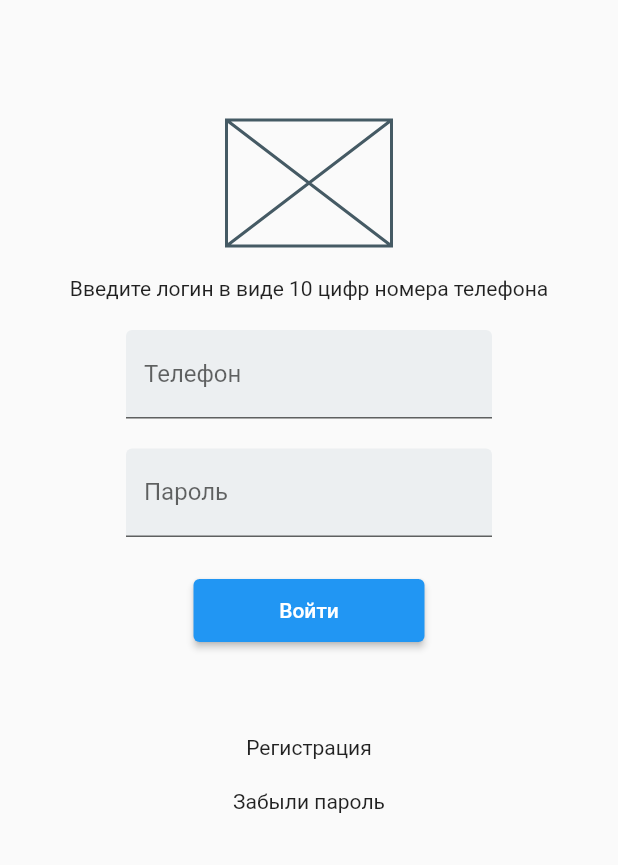
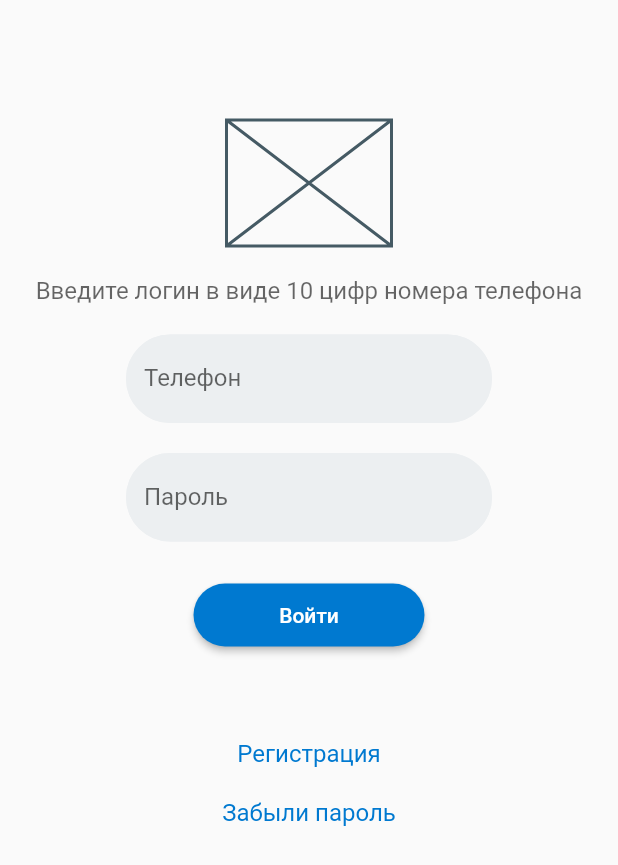
Before and after one commit to Arhe1/app2, a Flutter app: the screen it shows after launch, on a phone screen of 412 x 824 dp. Shown: the top 865 px of the screen. Run offline on Flutter 3.47's test engine with Material 2 defaults, Android fonts, the phone set to English and light mode, and no system bars.

Commit message:
добавил стилизацию форм авторизации

```diff
--- a/lib/main.dart
+++ b/lib/main.dart
@@ -8,6 +8,18 @@ class MyApp extends StatelessWidget {
   // This widget is the root of your application.
   @override
   Widget build(BuildContext context) {
+    const borderStyle = OutlineInputBorder(
+      borderRadius: BorderRadius.all(Radius.circular(36)),
+      borderSide: BorderSide(
+        color: const Color(0xFFeceff1), width: 2));
+
+
+    const linkTextStyle = TextStyle(
+      fontSize: 16,
+        color: Color(0xFF0079D0),
+    );
+
+
     return MaterialApp(
       home: Scaffold(
         body:Container(
@@ -16,13 +28,16 @@ class MyApp extends StatelessWidget {
             SizedBox(height: 80,),
             SizedBox(width: 110, height: 84, child: Placeholder(),),
             SizedBox(height: 20,),
-            Text('Введите логин в виде 10 цифр номера телефона'),
+            Text('Введите логин в виде 10 цифр номера телефона',
+            style: TextStyle(fontSize: 16, color: Color.fromRGBO(0, 0, 0, 0.6)),),
             SizedBox(height: 20,),
             SizedBox(width: 244,
               child: TextField(
                 decoration: InputDecoration(
                   filled: true,
                   fillColor: Color(0xFFeceff1),
+                  enabledBorder: borderStyle,
+                  focusedBorder: borderStyle,
                   labelText: 'Телефон',
                 ),
               ),
@@ -34,16 +49,32 @@ class MyApp extends StatelessWidget {
                 decoration: InputDecoration(
                   filled: true,
                   fillColor: Color(0xFFeceff1),
+                  enabledBorder: borderStyle,
+                  focusedBorder: borderStyle,
                   labelText: 'Пароль',
                 ),
               ),
             ),
             SizedBox(height: 28,),
-            SizedBox(width: 154, height: 42,child: ElevatedButton(onPressed: () {}, child: Text('Войти'))),
+            SizedBox(width: 154, height: 42,child:
+             ElevatedButton(onPressed: () {},
+                child: Text('Войти'),
+                 style: ElevatedButton.styleFrom(primary: Color(0xFF0079D0),
+              shape: RoundedRectangleBorder(
+                borderRadius: BorderRadius.circular(36.0),
+              ),
+            ),
+             ),
+            ),
+
+
+
             SizedBox(height: 62,),
-            InkWell(child: Text('Регистрация'),onTap:() {}),
+            InkWell(child: const Text('Регистрация',
+              style: linkTextStyle), onTap:() {}),
             SizedBox(height: 20,),
-            InkWell(child: Text('Забыли пароль'),onTap:() {}),
+            InkWell(child: Text('Забыли пароль',
+              style: linkTextStyle,), onTap:() {}),
           ],),
         )
       ),
```
